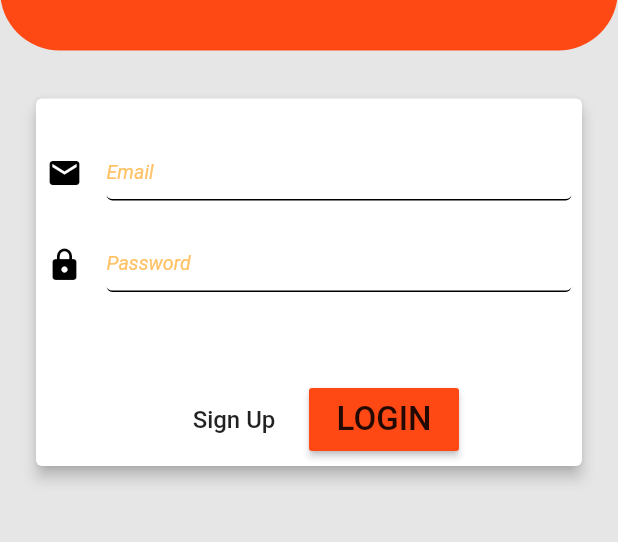
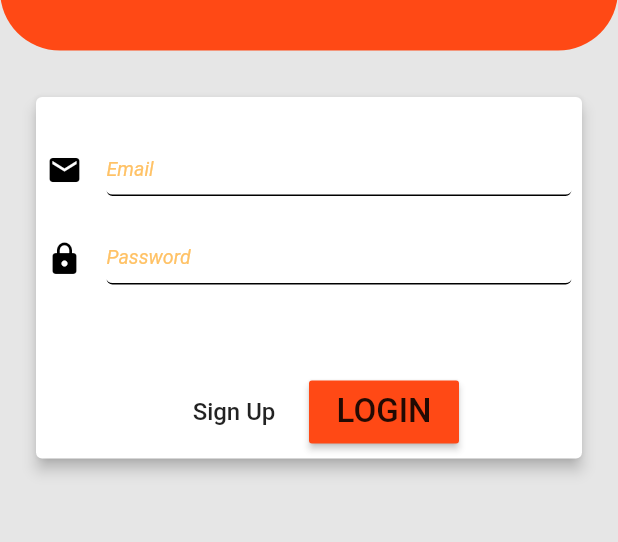
Before and after one commit to AlexNik4/CryptoContest, a Flutter app: the AuthenticationScreen screen opened by its route, after a tap on "LOGIN", on a phone screen of 412 x 824 dp, the part 104-646 px from its top. Run offline on Flutter 3.47's test engine with Material 2 defaults, Android fonts, the phone set to English and light mode, and no system bars; drawn by our look-alikes of flip_card; our stand-ins replace cloud_firestore, firebase_auth, get_it, rxdart; accounts and stored records are empty.

```diff
--- a/Client/crypto_contest/lib/blocs/authentication_screen_bloc.dart
+++ b/Client/crypto_contest/lib/blocs/authentication_screen_bloc.dart
@@ -11,6 +11,8 @@ class AuthenticationScreenBloc {
   // Managers
   final _authMgr = GetIt.I.get<AuthenticationMgr>();
   final _navMgr = GetIt.I.get<NavigationMgr>();
+
+  bool _isDisposed = false;
 
   // Keys
   final loginFormKey = GlobalKey<FormState>();
@@ -44,6 +46,11 @@ class AuthenticationScreenBloc {
       _authenticationResultSubject
           .add(AuthResultState(isProgressBarVisible: true, errorMessage: ""));
       MyAuthResult authResult = await _authMgr.authenticateUser(email, password);
+
+      if (_isDisposed) {
+        return;
+      }
+
       if (authResult.firebaseResult != null && authResult.firebaseResult.user != null) {
         // Succesfully retrieve a user
         _navMgr.popScreen();
@@ -62,10 +69,17 @@ class AuthenticationScreenBloc {
       _authenticationResultSubject
           .add(AuthResultState(isProgressBarVisible: true, errorMessage: ""));
       MyAuthResult authResult = await _authMgr.createUser(email, password);
+
+      if (_isDisposed) {
+        return;
+      }
+
       if (authResult.firebaseResult != null && authResult.firebaseResult.user != null) {
         // TODO : Alex - Now we should verify email
         await _authMgr.updateUserInformation(userDisplayName);
-        _navMgr.popScreen();
+        if (!_isDisposed) {
+          _navMgr.popScreen();
+        }
         return;
       }
 
@@ -75,6 +89,7 @@ class AuthenticationScreenBloc {
 
   /// Dispose
   void dispose() {
+    _isDisposed = true;
     _authenticationResultSubject.close();
   }
 
--- a/Client/crypto_contest/lib/blocs/user_profile_screen_bloc.dart
+++ b/Client/crypto_contest/lib/blocs/user_profile_screen_bloc.dart
@@ -37,7 +37,7 @@ class UserProfileScreenBloc {
 
   /// Log off the current user
   Future<void> logOffUser() async {
-    await _authMgr.signOut();
+    _authMgr.signOut();
     _navMgr.popScreen();
   }
 
--- a/Client/crypto_contest/lib/managers/navigation_mgr.dart
+++ b/Client/crypto_contest/lib/managers/navigation_mgr.dart
@@ -27,7 +27,9 @@ class NavigationMgr {
 
   /// Navigate back to the previous screen
   void popScreen() {
-    navigatorKey.currentState.pop();
+    if (navigatorKey.currentState.canPop()) {
+      navigatorKey.currentState.pop();
+    }
   }
 
   Future<dynamic> navigateTo(String routeName) {
--- a/Client/crypto_contest/lib/models/user_profile_model.dart
+++ b/Client/crypto_contest/lib/models/user_profile_model.dart
@@ -9,18 +9,20 @@ class UserProfileModel {
   final String userEmail;
   final Color userPrimaryColor;
 
-  // TODO : Alex - Remove these temp values
+  /// Constructor
   UserProfileModel(
       {this.id = "",
       this.userDisplayName = "",
       this.userEmail = "",
       this.userPrimaryColor = Colors.blue});
 
+  /// Constructor
   UserProfileModel.fromFirebaseUser(FirebaseUser user, {this.userPrimaryColor = Colors.blue})
       : this.id = user.uid,
         this.userDisplayName = user.displayName ?? user.email,
         this.userEmail = user.email;
 
+  /// Constructor
   UserProfileModel.fromData(FirebaseUser user, UserProfile profile)
       : this.id = user.uid,
         this.userDisplayName = user.displayName ?? user.email,
--- a/Client/crypto_contest/lib/screens/authentication_screen.dart
+++ b/Client/crypto_contest/lib/screens/authentication_screen.dart
@@ -32,13 +32,14 @@ class _AuthenticationScreenState extends State<AuthenticationScreen>
 
   @override
   Widget build(BuildContext context) {
+    final double formFontSize = 22;
     const spaceBetweenFields = const SizedBox(
       height: 25,
     );
 
     var emailFormField = TextFormField(
       onSaved: (value) => _bloc.email = value,
-      style: TextStyle(fontSize: 24),
+      style: TextStyle(fontSize: formFontSize),
       decoration: InputDecoration(
         labelText: "Email",
         contentPadding: new EdgeInsets.symmetric(vertical: 4),
@@ -51,7 +52,7 @@ class _AuthenticationScreenState extends State<AuthenticationScreen>
     var passwordFormField = TextFormField(
       onSaved: (value) => _bloc.password = value,
       obscureText: true,
-      style: TextStyle(fontSize: 24),
+      style: TextStyle(fontSize: formFontSize),
       decoration: InputDecoration(
         labelText: "Password",
         contentPadding: new EdgeInsets.symmetric(vertical: 4),
@@ -63,7 +64,7 @@ class _AuthenticationScreenState extends State<AuthenticationScreen>
 
     var userDisplayNameFormField = TextFormField(
       onSaved: (value) => _bloc.userDisplayName = value,
-      style: TextStyle(fontSize: 24),
+      style: TextStyle(fontSize: formFontSize),
       decoration: InputDecoration(
         labelText: "Name",
         contentPadding: new EdgeInsets.symmetric(vertical: 4),
--- a/Client/crypto_contest/lib/widgets/competition_item_widget.dart
+++ b/Client/crypto_contest/lib/widgets/competition_item_widget.dart
@@ -4,6 +4,7 @@ import 'package:flutter/material.dart';
 import 'package:flutter/widgets.dart';
 import 'package:get_it/get_it.dart';
 
+/// Widget that displays a single competition as a list item
 class CompetitionItemWidget extends StatelessWidget {
   final Competition _competition;
 
--- a/Client/crypto_contest/lib/widgets/shake_animation_widget.dart
+++ b/Client/crypto_contest/lib/widgets/shake_animation_widget.dart
@@ -1,7 +1,7 @@
 import 'dart:math';
-
 import 'package:flutter/material.dart';
 
+/// Widget that can shake the given child widgets
 class ShakeAnimationWidget extends StatefulWidget {
   final Widget child;
 
@@ -29,8 +29,8 @@ class ShakeAnimationWidgetState extends State<ShakeAnimationWidget>
     try {
       _controller.reset();
       await _controller.forward();
-    } on TickerCanceled {
-      // the animation got canceled, probably because we were disposed
+    } catch (e) {
+      // The animation got canceled, probably because we were disposed
     }
   }
 
```
Also changed, not shown: Client/crypto_contest/lib/respositories/competition_respository.dart (+4 -5 lines).
